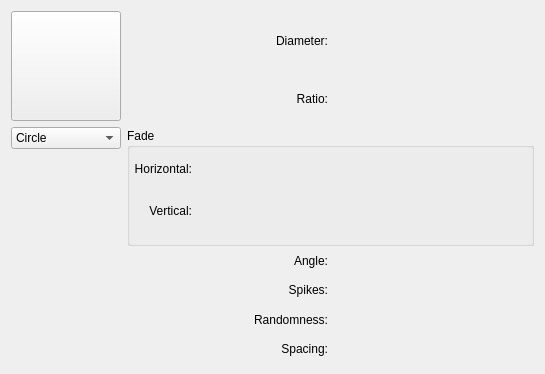
Old version of the form krita/plugins/paintops/libpaintop/wdgautobrush.ui in the repository KDE/krita.
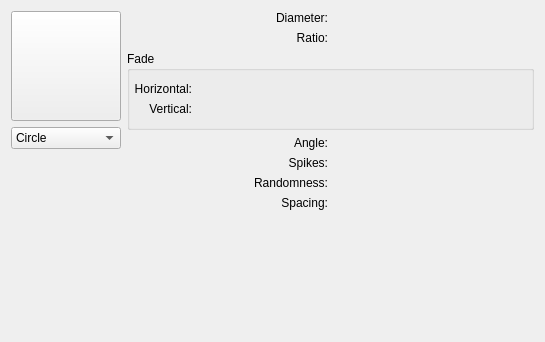
New version of the form. Custom widgets are drawn as their Qt base class.

Commit message: improve layout of autobrush widget

What changed in the file:
```diff
--- a/krita/plugins/paintops/libpaintop/wdgautobrush.ui
+++ b/krita/plugins/paintops/libpaintop/wdgautobrush.ui
@@ -7,7 +7,7 @@
     <x>0</x>
     <y>0</y>
     <width>545</width>
-    <height>374</height>
+    <height>342</height>
    </rect>
   </property>
   <property name="sizePolicy">
@@ -16,8 +16,8 @@
     <verstretch>0</verstretch>
    </sizepolicy>
   </property>
-  <layout class="QHBoxLayout" name="horizontalLayout" stretch="0,1">
-   <item>
+  <layout class="QGridLayout" name="gridLayout_4">
+   <item row="0" column="0">
     <layout class="QVBoxLayout">
      <property name="margin">
       <number>0</number>
@@ -76,16 +76,10 @@
      </item>
     </layout>
    </item>
-   <item>
+   <item row="0" column="1">
     <layout class="QVBoxLayout" name="verticalLayout">
-     <property name="spacing">
-      <number>0</number>
-     </property>
      <item>
       <layout class="QGridLayout" name="gridLayout_2">
-       <property name="verticalSpacing">
-        <number>0</number>
-       </property>
        <item row="0" column="0">
         <widget class="QLabel" name="label_4">
          <property name="text">
@@ -127,20 +121,11 @@
         <string>Fade</string>
        </property>
        <layout class="QVBoxLayout" name="verticalLayout_2">
-        <property name="spacing">
-         <number>0</number>
-        </property>
         <property name="leftMargin">
          <number>4</number>
         </property>
-        <property name="topMargin">
-         <number>0</number>
-        </property>
         <item>
          <layout class="QGridLayout" name="gridLayout" columnstretch="0,1,0">
-          <property name="verticalSpacing">
-           <number>0</number>
-          </property>
           <item row="0" column="0">
            <widget class="QLabel" name="label_6">
             <property name="text">
@@ -177,9 +162,6 @@
      </item>
      <item>
       <layout class="QGridLayout" name="gridLayout_3">
-       <property name="verticalSpacing">
-        <number>0</number>
-       </property>
        <item row="0" column="1">
         <widget class="KisSliderSpinBox" name="inputAngle" native="true">
          <property name="minimumSize">
@@ -241,6 +223,19 @@
        </item>
       </layout>
      </item>
+     <item>
+      <spacer name="verticalSpacer">
+       <property name="orientation">
+        <enum>Qt::Vertical</enum>
+       </property>
+       <property name="sizeHint" stdset="0">
+        <size>
+         <width>20</width>
+         <height>40</height>
+        </size>
+       </property>
+      </spacer>
+     </item>
     </layout>
    </item>
   </layout>
```
Left out of the diff: 1 changed line with no effect on the pictures.
